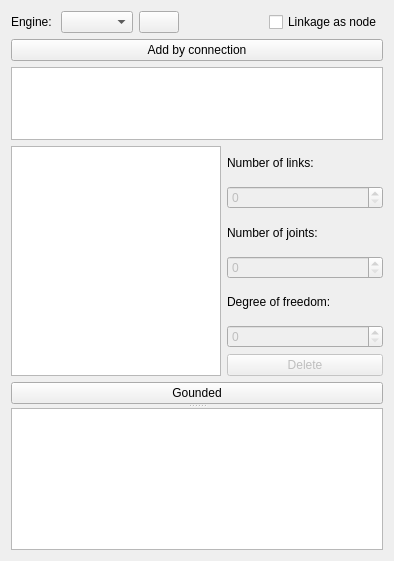
Old version of the form core/synthesis/NumberAndTypeSynthesis/Collections.ui in the repository KmolYuan/Pyslvs-UI.
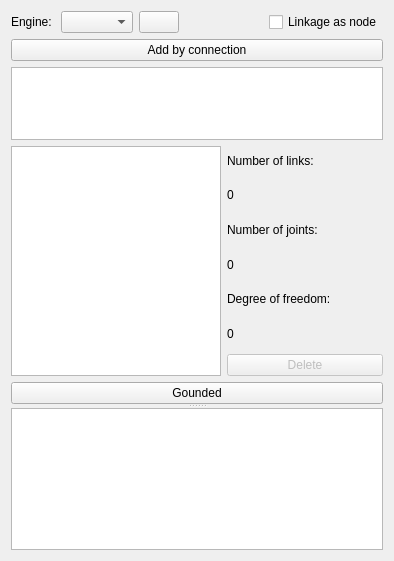
New version of the form. Icons and pictures are not drawn.

Commit message: Adjust icon size.

The edit to the form file:
```diff
--- a/core/synthesis/NumberAndTypeSynthesis/Collections.ui
+++ b/core/synthesis/NumberAndTypeSynthesis/Collections.ui
@@ -152,12 +152,9 @@
             </widget>
            </item>
            <item>
-            <widget class="QSpinBox" name="NL">
-             <property name="enabled">
-              <bool>false</bool>
-             </property>
-             <property name="toolTip">
-              <string>≥3</string>
+            <widget class="QLabel" name="NL">
+             <property name="text">
+              <string>0</string>
              </property>
             </widget>
            </item>
@@ -169,15 +166,9 @@
             </widget>
            </item>
            <item>
-            <widget class="QSpinBox" name="NJ">
-             <property name="enabled">
-              <bool>false</bool>
-             </property>
-             <property name="toolTip">
-              <string>8~18</string>
-             </property>
-             <property name="maximum">
-              <number>18</number>
+            <widget class="QLabel" name="NJ">
+             <property name="text">
+              <string>0</string>
              </property>
             </widget>
            </item>
@@ -189,9 +180,9 @@
             </widget>
            </item>
            <item>
-            <widget class="QSpinBox" name="DOF">
-             <property name="enabled">
-              <bool>false</bool>
+            <widget class="QLabel" name="DOF">
+             <property name="text">
+              <string>0</string>
              </property>
             </widget>
            </item>
```
Left out of the diff: 8 changed lines with no effect on the pictures. The commit also changes 2 other files.
